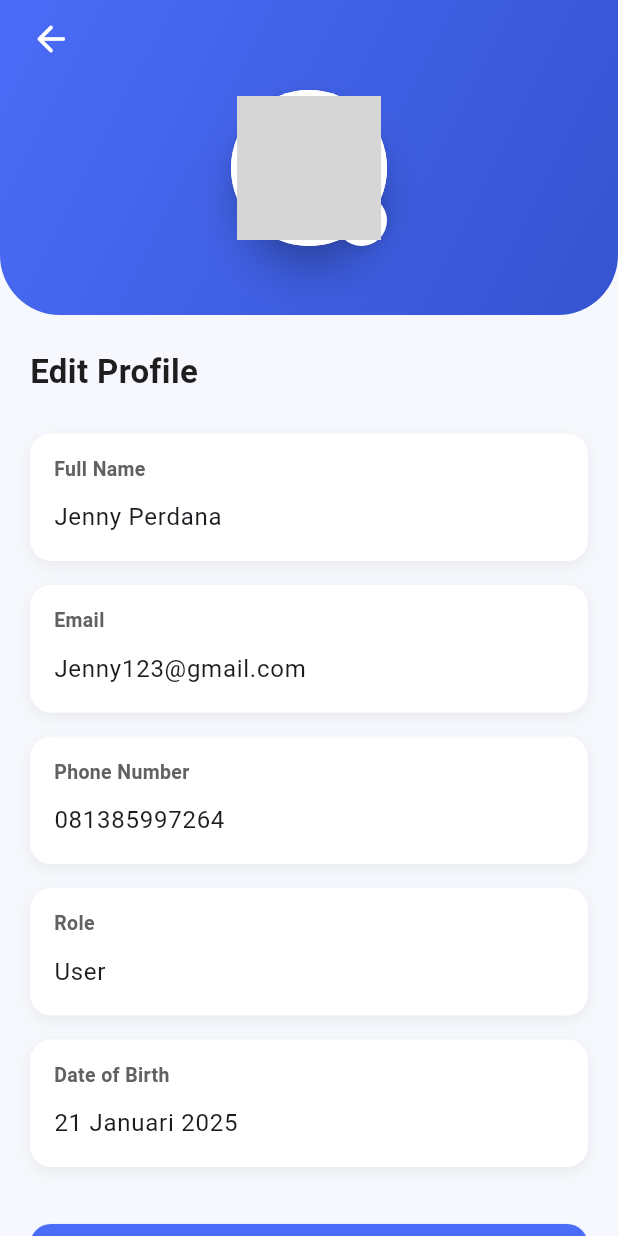
After one commit to zollahrp/mitra-property-mobile, a Flutter app: the EditProfileScreen screen opened directly, on a phone screen of 412 x 824 dp. The commit adds this screen. Run offline on Flutter 3.47's test engine with Material 3 defaults, Android fonts, the phone set to English and light mode, and no system bars; our stand-ins replace curved_navigation_bar, youtube_player_flutter; Roboto replaces fonts that are missing (Poppins); grey boxes are pictures that could not be loaded.

Commit message:
edit profil

```diff
--- /dev/null
+++ b/lib/screens/profile/edit_profile_screen.dart
@@ -0,0 +1,229 @@
+import 'package:flutter/material.dart';
+
+class EditProfileScreen extends StatefulWidget {
+  const EditProfileScreen({super.key});
+
+  @override
+  State<EditProfileScreen> createState() => _EditProfileScreenState();
+}
+
+class _EditProfileScreenState extends State<EditProfileScreen> {
+  final nameController = TextEditingController(text: "Jenny Perdana");
+  final emailController = TextEditingController(text: "Jenny123@gmail.com");
+  final phoneController = TextEditingController(text: "081385997264");
+  final roleController = TextEditingController(text: "User");
+  final dobController = TextEditingController(text: "21 Januari 2025");
+
+  @override
+  Widget build(BuildContext context) {
+    return Scaffold(
+      backgroundColor: const Color(0xFFF6F8FD),
+
+      // ===========================
+      // CUSTOM HEADER SAMA KAYAK SHOW PROFILE
+      // ===========================
+      body: SafeArea(
+        child: SingleChildScrollView(
+          child: Column(
+            children: [
+              Stack(
+                children: [
+                  Container(
+                    height: 210,
+                    width: double.infinity,
+                    decoration: const BoxDecoration(
+                      gradient: LinearGradient(
+                        colors: [Color(0xFF4A6CF7), Color(0xFF3554D1)],
+                        begin: Alignment.topLeft,
+                        end: Alignment.bottomRight,
+                      ),
+                      borderRadius: BorderRadius.only(
+                        bottomLeft: Radius.circular(40),
+                        bottomRight: Radius.circular(40),
+                      ),
+                    ),
+                  ),
+
+                  Positioned.fill(
+                    child: Column(
+                      children: [
+                        // Back button
+                        Align(
+                          alignment: Alignment.centerLeft,
+                          child: Padding(
+                            padding: const EdgeInsets.only(left: 20, top: 12),
+                            child: GestureDetector(
+                              onTap: () => Navigator.pop(context),
+                              child: const Icon(
+                                Icons.arrow_back_rounded,
+                                color: Colors.white,
+                                size: 28,
+                              ),
+                            ),
+                          ),
+                        ),
+
+                        const SizedBox(height: 20),
+
+                        // ===========================
+                        // AVATAR + EDIT ICON (CAMERA)
+                        // ===========================
+                        Stack(
+                          alignment: Alignment.bottomRight,
+                          children: [
+                            Material(
+                              elevation: 10,
+                              shape: const CircleBorder(),
+                              child: const CircleAvatar(
+                                radius: 52,
+                                backgroundColor: Colors.white,
+                                child: CircleAvatar(
+                                  radius: 48,
+                                  backgroundImage: AssetImage(
+                                      "assets/images/avatar.png"),
+                                ),
+                              ),
+                            ),
+
+                            // Small edit button
+                            Container(
+                              height: 34,
+                              width: 34,
+                              decoration: BoxDecoration(
+                                color: Colors.white,
+                                shape: BoxShape.circle,
+                                boxShadow: [
+                                  BoxShadow(
+                                    color: Colors.black.withOpacity(0.15),
+                                    blurRadius: 6,
+                                  ),
+                                ],
+                              ),
+                              child: const Icon(
+                                Icons.camera_alt_rounded,
+                                size: 18,
+                                color: Color(0xFF4A6CF7),
+                              ),
+                            ),
+                          ],
+                        )
+                      ],
+                    ),
+                  ),
+                ],
+              ),
+
+              const SizedBox(height: 22),
+
+              // ===========================
+              // TITLE
+              // ===========================
+              const Padding(
+                padding: EdgeInsets.symmetric(horizontal: 20),
+                child: Align(
+                  alignment: Alignment.centerLeft,
+                  child: Text(
+                    "Edit Profile",
+                    style: TextStyle(
+                      fontSize: 22,
+                      fontWeight: FontWeight.w700,
+                      color: Color(0xFF1E1E1E),
+                    ),
+                  ),
+                ),
+              ),
+
+              const SizedBox(height: 18),
+
+              // ===========================
+              // EDITABLE CARD INPUT
+              // ===========================
+              _inputCard("Full Name", nameController),
+              _inputCard("Email", emailController),
+              _inputCard("Phone Number", phoneController),
+              _inputCard("Role", roleController),
+              _inputCard("Date of Birth", dobController),
+
+              const SizedBox(height: 30),
+
+              // ===========================
+              // SAVE BUTTON
+              // ===========================
+              Padding(
+                padding: const EdgeInsets.symmetric(horizontal: 20),
+                child: SizedBox(
+                  width: double.infinity,
+                  height: 55,
+                  child: ElevatedButton(
+                    onPressed: () {
+                      // TODO: Save ke DB
+                      Navigator.pop(context);
+                    },
+                    style: ElevatedButton.styleFrom(
+                      backgroundColor: const Color(0xFF4A6CF7),
+                      shape: RoundedRectangleBorder(
+                        borderRadius: BorderRadius.circular(14),
+                      ),
+                    ),
+                    child: const Text(
+                      "Simpan Perubahan",
+                      style: TextStyle(
+                        fontSize: 16,
+                        fontWeight: FontWeight.w600,
+                        color: Colors.white,
+                      ),
+                    ),
+                  ),
+                ),
+              ),
+
+              const SizedBox(height: 30),
+            ],
+          ),
+        ),
+      ),
+    );
+  }
+
+  // ======================================================
+  // CUSTOM CARD INPUT BIAR MATCH DENGAN SHOW PROFILE
+  // ======================================================
+  Widget _inputCard(String label, TextEditingController controller) {
+    return Container(
+      margin: const EdgeInsets.symmetric(horizontal: 20, vertical: 8),
+      padding: const EdgeInsets.symmetric(horizontal: 16, vertical: 14),
+      decoration: BoxDecoration(
+        color: Colors.white,
+        borderRadius: BorderRadius.circular(14),
+        boxShadow: [
+          BoxShadow(
+            color: Colors.black.withOpacity(0.06),
+            blurRadius: 8,
+            offset: const Offset(0, 3),
+          ),
+        ],
+      ),
+      child: Column(
+        crossAxisAlignment: CrossAxisAlignment.start,
+        children: [
+          Text(
+            label,
+            style: TextStyle(
+              color: Colors.grey.shade700,
+              fontSize: 13,
+              fontWeight: FontWeight.w600,
+            ),
+          ),
+          const SizedBox(height: 6),
+          TextField(
+            controller: controller,
+            decoration: const InputDecoration(
+              isDense: true,
+              border: InputBorder.none,
+            ),
+          ),
+        ],
+      ),
+    );
+  }
+}
```
Also changed, not shown: lib/screens/profile/profile_screen.dart (+9 -0 lines), lib/screens/profile/show_profile_screen.dart (+202 -0 lines).
